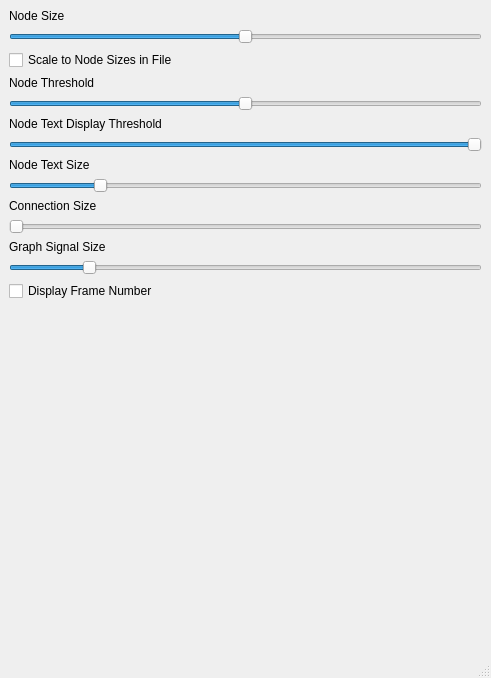
First picture: the form in networksettings.ui, repository Namr/Connected, before the edit.
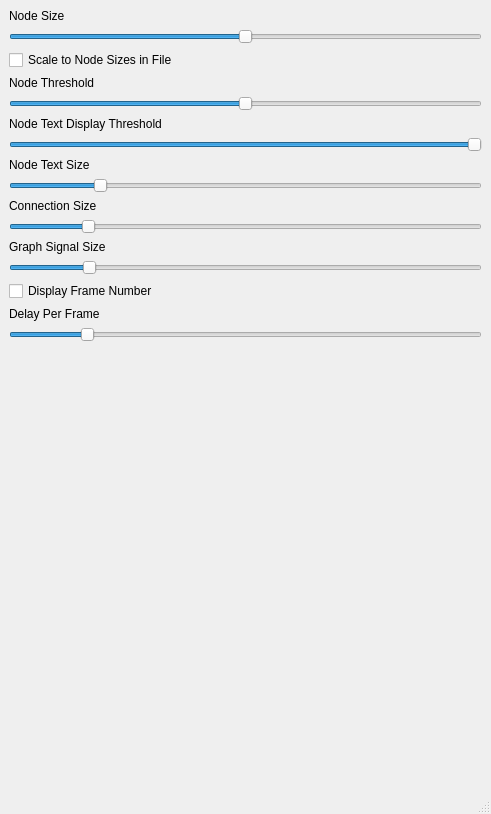
Second picture: the form after the edit.

Commit message: Added settings option for controlling frame speed

Diff of the .ui file:
```diff
--- a/networksettings.ui
+++ b/networksettings.ui
@@ -7,7 +7,7 @@
     <x>0</x>
     <y>0</y>
     <width>491</width>
-    <height>678</height>
+    <height>814</height>
    </rect>
   </property>
   <property name="windowTitle">
@@ -122,6 +122,9 @@
         <property name="maximum">
          <number>100</number>
         </property>
+        <property name="value">
+         <number>20</number>
+        </property>
         <property name="orientation">
          <enum>Qt::Horizontal</enum>
         </property>
@@ -157,6 +160,29 @@
         </property>
        </widget>
       </item>
+      <item>
+       <widget class="QLabel" name="label_7">
+        <property name="text">
+         <string>Delay Per Frame</string>
+        </property>
+       </widget>
+      </item>
+      <item>
+       <widget class="QSlider" name="horizontalSlider_4">
+        <property name="minimum">
+         <number>150</number>
+        </property>
+        <property name="maximum">
+         <number>600</number>
+        </property>
+        <property name="value">
+         <number>220</number>
+        </property>
+        <property name="orientation">
+         <enum>Qt::Horizontal</enum>
+        </property>
+       </widget>
+      </item>
       <item>
        <spacer name="verticalSpacer">
         <property name="orientation">
```
The commit also changes 7 other files.
